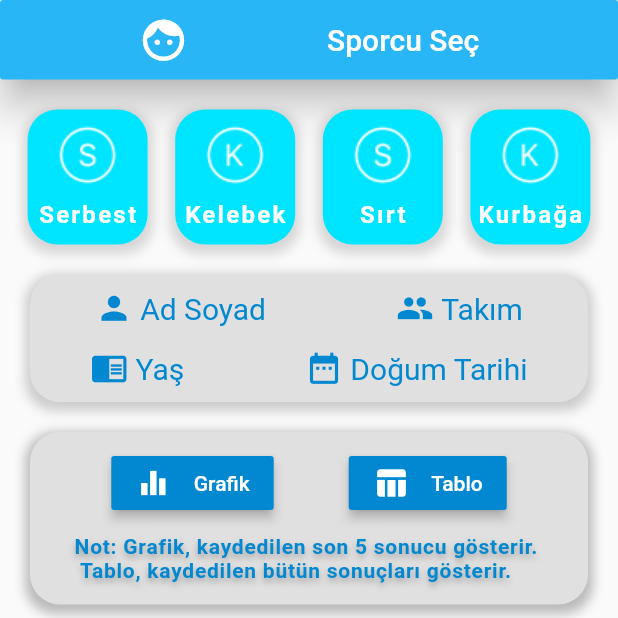
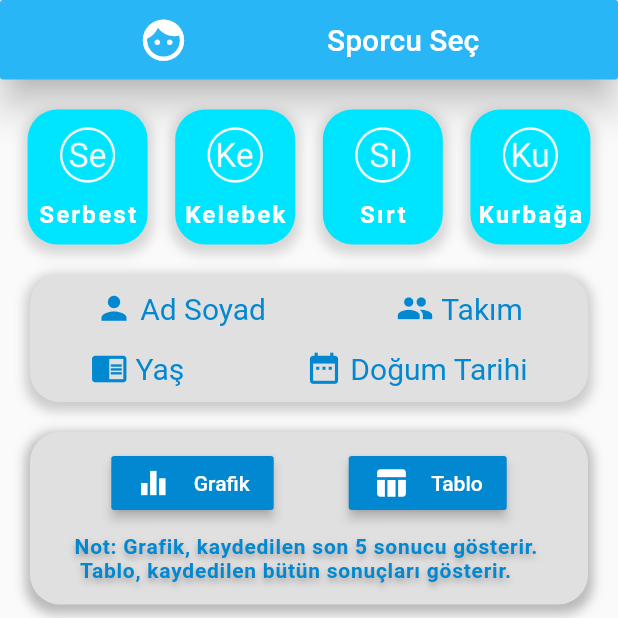
Before and after one commit to mertguven/Scoach, a Flutter app: the HomePage screen opened directly, after a tap on "Tablo", on a phone screen of 412 x 824 dp, the top half of it. Run offline on Flutter 3.47's test engine with Material 2 defaults, Android fonts, the phone set to English and light mode, and no system bars; drawn by our look-alikes of bottom_navy_bar; our stand-ins replace animated_text_kit, charts_flutter, cloud_firestore, firebase_auth, firebase_storage, get_it and 3 more; accounts and stored records are empty; network calls fail.

Commit message:
güncelleme

```diff
--- a/lib/screens/home/add/enterDegrees.dart
+++ b/lib/screens/home/add/enterDegrees.dart
@@ -623,7 +623,7 @@ class _EnterDegreesPageState extends State<EnterDegreesPage> {
               ),
               SizedBox(height: 10),
               TextField(
-                keyboardType: TextInputType.number,
+                keyboardType: TextInputType.text,
                 textAlign: TextAlign.center,
                 decoration: InputDecoration(
                   suffixIcon: Icon(Icons.timer),
--- a/lib/screens/home/graph_page.dart
+++ b/lib/screens/home/graph_page.dart
@@ -91,7 +91,7 @@ class _HomeGraphState extends State<HomeGraph> {
                     child: Column(
                       mainAxisAlignment: MainAxisAlignment.spaceEvenly,
                       children: <Widget>[
-                        Image.asset("assets/images/s.png"),
+                        Image.asset("assets/images/se.png",height: 40,width: 40),
                         Text(
                           "Serbest",
                           style: TextStyle(
@@ -124,7 +124,7 @@ class _HomeGraphState extends State<HomeGraph> {
                     child: Column(
                       mainAxisAlignment: MainAxisAlignment.spaceEvenly,
                       children: <Widget>[
-                        Image.asset("assets/images/k.png"),
+                        Image.asset("assets/images/ke.png",height: 40,width: 40),
                         Text(
                           "Kelebek",
                           style: TextStyle(
@@ -157,7 +157,7 @@ class _HomeGraphState extends State<HomeGraph> {
                     child: Column(
                       mainAxisAlignment: MainAxisAlignment.spaceEvenly,
                       children: <Widget>[
-                        Image.asset("assets/images/s.png"),
+                        Image.asset("assets/images/sı.png",height: 40,width: 40),
                         Text(
                           "Sırt",
                           style: TextStyle(
@@ -190,7 +190,7 @@ class _HomeGraphState extends State<HomeGraph> {
                     child: Column(
                       mainAxisAlignment: MainAxisAlignment.spaceEvenly,
                       children: <Widget>[
-                        Image.asset("assets/images/k.png"),
+                        Image.asset("assets/images/ku.png",height: 40,width: 40),
                         Text(
                           "Kurbağa",
                           style: TextStyle(
--- a/lib/screens/splash_page.dart
+++ b/lib/screens/splash_page.dart
@@ -4,6 +4,7 @@ import 'package:flutter/material.dart';
 import 'package:provider/provider.dart';
 import 'package:scoach/screens/home_page.dart';
 import 'package:scoach/screens/login_page.dart';
+import 'package:scoach/screens/onboarding_page.dart';
 import 'package:scoach/viewmodel/user_model.dart';
 
 class SplashPage extends StatelessWidget {
@@ -12,7 +13,7 @@ class SplashPage extends StatelessWidget {
     final _userModel = Provider.of<UserModel>(context);
     if (_userModel.state == ViewState.Idle) {
       if (_userModel.user == null) {
-        return LoginPage();
+        return OnboardingPage();
       } else {
         return HomePage();
       }
```
Also changed, not shown: lib/screens/onboarding_page.dart (added, +21 -0 lines), assets/images/k.png (deleted), assets/images/ke.png (added), assets/images/ku.png (added), assets/images/s.png (deleted), assets/images/se.png (added), assets/images/sı.png (added), pubspec.lock.
